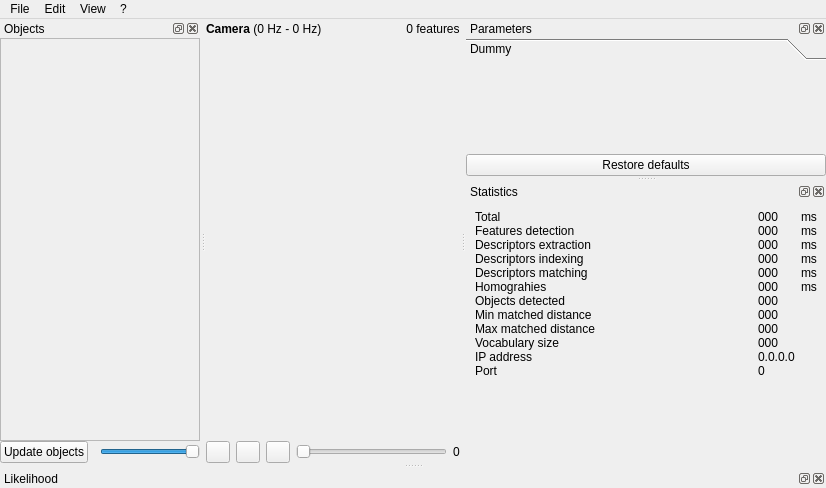
Old version of the form src/ui/mainWindow.ui in the repository introlab/find-object.
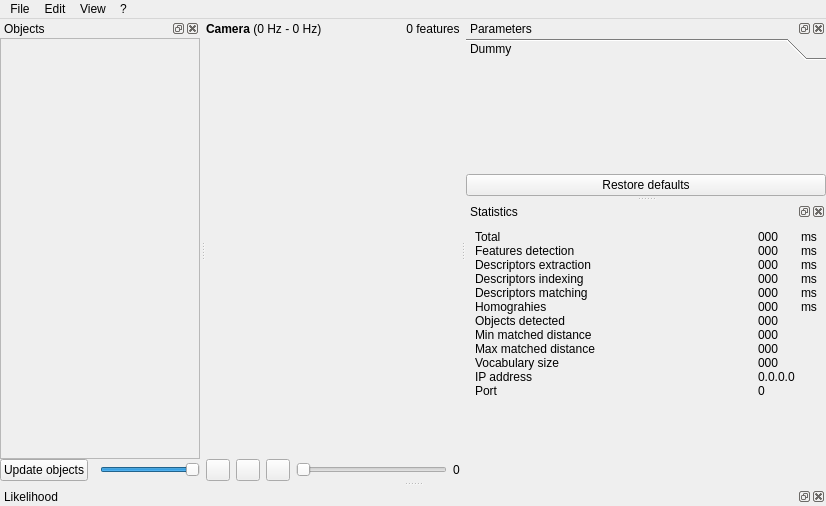
New version of the form. Icons and pictures are not drawn. Custom widgets are drawn as their Qt base class.

```diff
--- a/src/ui/mainWindow.ui
+++ b/src/ui/mainWindow.ui
@@ -7,7 +7,7 @@
     <x>0</x>
     <y>0</y>
     <width>826</width>
-    <height>488</height>
+    <height>506</height>
    </rect>
   </property>
   <property name="windowTitle">
@@ -255,7 +255,7 @@
    <property name="minimumSize">
     <size>
      <width>360</width>
-     <height>100</height>
+     <height>156</height>
     </size>
    </property>
    <property name="floating">
@@ -285,8 +285,8 @@
          <rect>
           <x>0</x>
           <y>0</y>
-          <width>348</width>
-          <height>76</height>
+          <width>360</width>
+          <height>73</height>
          </rect>
         </property>
         <attribute name="label">
@@ -343,8 +343,8 @@
          <rect>
           <x>0</x>
           <y>0</y>
-          <width>199</width>
-          <height>361</height>
+          <width>198</width>
+          <height>376</height>
          </rect>
         </property>
         <layout class="QVBoxLayout" name="verticalLayout_objects">
@@ -525,13 +525,6 @@
          </property>
         </widget>
        </item>
-       <item row="5" column="1">
-        <widget class="QLabel" name="label_timeGui">
-         <property name="text">
-          <string>000</string>
-         </property>
-        </widget>
-       </item>
        <item row="2" column="0">
         <widget class="QLabel" name="label_2">
          <property name="text">
@@ -658,6 +651,13 @@
          </property>
         </widget>
        </item>
+       <item row="5" column="1">
+        <widget class="QLabel" name="label_timeHomographies">
+         <property name="text">
+          <string>000</string>
+         </property>
+        </widget>
+       </item>
       </layout>
      </item>
      <item>
```
Left out of the diff: 30 changed lines with no effect on the pictures.
